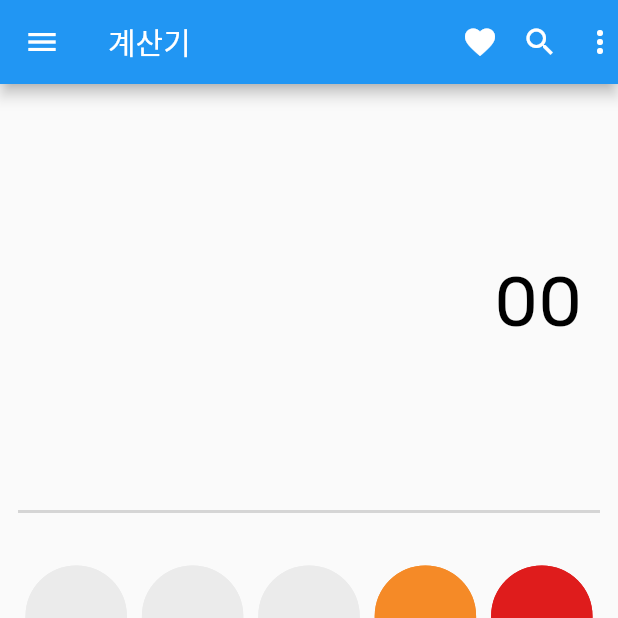
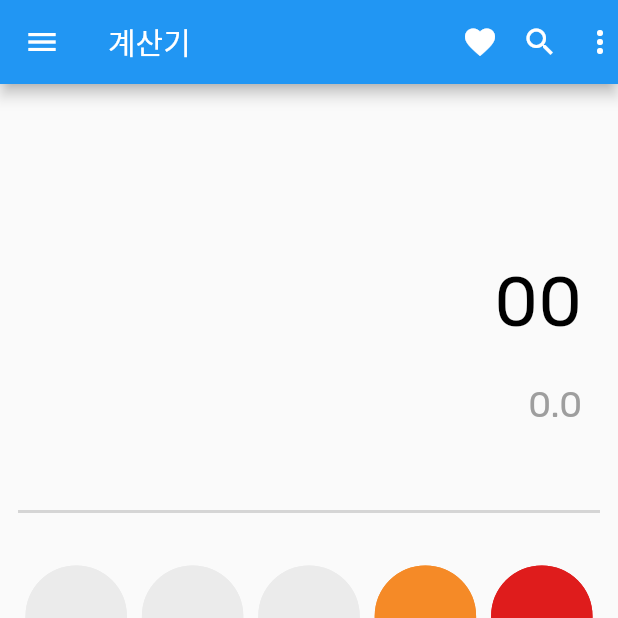
Before and after one commit to jimmylegendary/flutter-calculator, a Flutter app: the screen it shows after launch, after a tap on "00", on a phone screen of 412 x 824 dp, the top half of it. Run offline on Flutter 3.47's test engine with Material 2 defaults, Android fonts, the phone set to English and light mode, and no system bars; drawn by our look-alikes of getwidget; our stand-ins replace get, google_fonts, math_expressions.

Commit message:
[Feature]Add preview result working

```diff
--- a/lib/assets/colors.dart
+++ b/lib/assets/colors.dart
@@ -3,9 +3,11 @@ import 'package:flutter/material.dart';
 
 class CalcColor {
   static const Color NUMBER_BG = Color(0xFFEBEBEB);
-  static const Color SCREEN_TEXT = Color(0xFF000000);
-  static const Color NUMBER_TEXT = Color(0xFF000000);
-  static const Color BUTTON_SHADOW = Color(0xFF000000);
+  static const Color BLACK = Color(0xFF000000);
+  static const Color MAIN_SCREEN_TEXT = BLACK;
+  static const Color PREVIEW_SCREEN_TEXT = Colors.grey;
+  static const Color NUMBER_TEXT = BLACK;
+  static const Color BUTTON_SHADOW = BLACK;
   static const Color NUMBER_TEXT_HIGHLIGHT = Color(0xFFDF1C1C);
   static const Color BUTTON_BG_HIGHLIGHT1 = Color(0xFFF58A27);
   static const Color BUTTON_TEXT_HIGHLIGHT1 = Color(0xFFEBEBEB);
--- a/lib/pages/simple_calc.dart
+++ b/lib/pages/simple_calc.dart
@@ -59,7 +59,7 @@ class SimpleCalculator extends GetView<SimpleCalculatorController> {
 class SimpleCalculatorController extends GetxController {
   var firstNumber = ''.obs;
   var secondNumber = ''.obs;
-  var result = ''.obs;
+  var previewResult = ''.obs;
   var operation = ''.obs;
   var expression = ''.obs;
   var isBracketOpen = false.obs;
@@ -69,7 +69,7 @@ class SimpleCalculatorController extends GetxController {
     firstNumber.value = '';
     secondNumber.value = '';
     operation.value = '';
-    result.value = '';
+    previewResult.value = '';
     expression.value = '';
     isBracketOpen.value = false;
     isExpressionComplete.value = false;
@@ -82,17 +82,22 @@ class SimpleCalculatorController extends GetxController {
     }
   }
 
+  preCalculate() {
+    String str = expression.value
+        .replaceAll(RegExp(r'x'), '*')
+        .replaceAll(RegExp(r'÷'), '/');
+
+    Parser p = Parser();
+    Expression exp = p.parse(str);
+    ContextModel cm = ContextModel();
+    previewResult.value = exp.evaluate(EvaluationType.REAL, cm).toString();
+  }
+
   bool calculate() {
     bool res = true;
     if (!isExpressionComplete.value) return false;
-    expression.value = expression.value.replaceAll(RegExp(r'x'), '*');
-    expression.value = expression.value.replaceAll(RegExp(r'÷'), '/');
 
-    Parser p = Parser();
-    Expression exp = p.parse(expression.value);
-    ContextModel cm = ContextModel();
-    result.value = exp.evaluate(EvaluationType.REAL, cm).toString();
-    expression.value = result.value;
+    expression.value = previewResult.value;
 
     return res;
   }
@@ -103,8 +108,37 @@ class SimpleCalculatorController extends GetxController {
       isBracketOpen.value = !isBracketOpen.value;
     }
 
-    isExpressionComplete.value = input.isNum;
     expression.value += input;
+  }
+
+  bool buttonClicked(String value) {
+    bool res = true;
+    switch (value) {
+      case 'DEL':
+        del();
+        break;
+      case 'AC':
+        resetAll();
+        break;
+      case '=':
+        res = calculate();
+        previewResult.value = '';
+        break;
+      default:
+        input(value);
+    }
+    if (expression.value.length != 0 && value != '=') {
+      String str = expression.value.substring(expression.value.length - 1);
+      isExpressionComplete.value = str.isNum;
+
+      if (isExpressionComplete.value) {
+        preCalculate();
+      } else {
+        previewResult.value = '';
+      }
+    }
+
+    return res;
   }
 
   @override
--- a/lib/widgets/atoms/screen_text.dart
+++ b/lib/widgets/atoms/screen_text.dart
@@ -6,18 +6,20 @@ class ScreenText extends StatelessWidget {
   ScreenText({
     Key? key,
     this.fontSize = 24,
+    this.textColor = CalcColor.BLACK,
     required this.text,
   }) : super(key: key);
 
   final String text;
   final double fontSize;
+  final Color textColor;
   @override
   Widget build(BuildContext context) {
     return Text(text,
         textAlign: TextAlign.right,
         style: GoogleFonts.rubik(
           textStyle: TextStyle(
-            color: CalcColor.SCREEN_TEXT,
+            color: textColor,
             fontSize: fontSize,
           ),
         ));
--- a/lib/widgets/molecules/main_screen.dart
+++ b/lib/widgets/molecules/main_screen.dart
@@ -1,4 +1,5 @@
 import 'package:flutter/cupertino.dart';
+import 'package:flutter_calculator/assets/colors.dart';
 import 'package:flutter_calculator/pages/simple_calc.dart';
 import 'package:flutter_calculator/widgets/atoms/screen_text.dart';
 import 'package:get/get.dart';
@@ -12,6 +13,7 @@ class MainScreen extends StatelessWidget {
             padding: const EdgeInsets.only(right: 12),
             child: ScreenText(
               text: controller.expression.value,
+              textColor: CalcColor.MAIN_SCREEN_TEXT,
               fontSize: 46,
             ),
           ),
--- a/lib/widgets/molecules/numbers_pad.dart
+++ b/lib/widgets/molecules/numbers_pad.dart
@@ -14,52 +14,53 @@ class NumbersPad extends StatelessWidget {
           children: [
             Expanded(
                 child: CalcTextButton(
-                    text: '7', onPressed: () => contoller.input('7'))),
+                    text: '7', onPressed: () => contoller.buttonClicked('7'))),
             Expanded(
                 child: CalcTextButton(
-                    text: '8', onPressed: () => contoller.input('8'))),
+                    text: '8', onPressed: () => contoller.buttonClicked('8'))),
             Expanded(
                 child: CalcTextButton(
-                    text: '9', onPressed: () => contoller.input('9'))),
+                    text: '9', onPressed: () => contoller.buttonClicked('9'))),
           ],
         ),
         Row(
           children: [
             Expanded(
                 child: CalcTextButton(
-                    text: '4', onPressed: () => contoller.input('4'))),
+                    text: '4', onPressed: () => contoller.buttonClicked('4'))),
             Expanded(
                 child: CalcTextButton(
-                    text: '5', onPressed: () => contoller.input('5'))),
+                    text: '5', onPressed: () => contoller.buttonClicked('5'))),
             Expanded(
                 child: CalcTextButton(
-                    text: '6', onPressed: () => contoller.input('6'))),
+                    text: '6', onPressed: () => contoller.buttonClicked('6'))),
           ],
         ),
         Row(
           children: [
             Expanded(
                 child: CalcTextButton(
-                    text: '1', onPressed: () => contoller.input('1'))),
+                    text: '1', onPressed: () => contoller.buttonClicked('1'))),
             Expanded(
                 child: CalcTextButton(
-                    text: '2', onPressed: () => contoller.input('2'))),
+                    text: '2', onPressed: () => contoller.buttonClicked('2'))),
             Expanded(
                 child: CalcTextButton(
-                    text: '3', onPressed: () => contoller.input('3'))),
+                    text: '3', onPressed: () => contoller.buttonClicked('3'))),
           ],
         ),
         Row(
           children: [
             Expanded(
                 child: CalcTextButton(
-                    text: '.', onPressed: () => contoller.input('.'))),
+                    text: '.', onPressed: () => contoller.buttonClicked('.'))),
             Expanded(
                 child: CalcTextButton(
-                    text: '0', onPressed: () => contoller.input('0'))),
+                    text: '0', onPressed: () => contoller.buttonClicked('0'))),
             Expanded(
                 child: CalcTextButton(
-                    text: '00', onPressed: () => contoller.input('00'))),
+                    text: '00',
+                    onPressed: () => contoller.buttonClicked('00'))),
           ],
         )
       ],
--- a/lib/widgets/molecules/preview_screen.dart
+++ b/lib/widgets/molecules/preview_screen.dart
@@ -1,4 +1,5 @@
 import 'package:flutter/cupertino.dart';
+import 'package:flutter_calculator/assets/colors.dart';
 import 'package:flutter_calculator/pages/simple_calc.dart';
 import 'package:flutter_calculator/widgets/atoms/screen_text.dart';
 import 'package:get/get.dart';
@@ -38,14 +39,15 @@ class PreviewScreen extends StatelessWidget {
 
   @override
   Widget build(BuildContext context) {
-    return Container(
+    return Obx(() => Container(
           child: Padding(
             padding: const EdgeInsets.only(right: 12),
             child: ScreenText(
-          text: contoller.result.value,
+              text: contoller.previewResult.value,
+              textColor: CalcColor.PREVIEW_SCREEN_TEXT,
             ),
           ),
           alignment: Alignment.centerRight,
-    );
+        ));
   }
 }
--- a/lib/widgets/molecules/simple_operation.dart
+++ b/lib/widgets/molecules/simple_operation.dart
@@ -16,13 +16,13 @@ class SimpleOperationPad extends StatelessWidget {
             Expanded(
               child: CalcTextHLButton(
                 text: '÷',
-                onPressed: () => contoller.input('÷'),
+                onPressed: () => contoller.buttonClicked('÷'),
               ),
             ),
             Expanded(
               child: CalcTextHLButton(
                 text: 'DEL',
-                onPressed: () => contoller.del(),
+                onPressed: () => contoller.buttonClicked('DEL'),
                 bgColor: CalcColor.BUTTON_BG_HIGHLIGHT2,
               ),
             ),
@@ -33,13 +33,13 @@ class SimpleOperationPad extends StatelessWidget {
             Expanded(
               child: CalcTextHLButton(
                 text: 'X',
-                onPressed: () => contoller.input('x'),
+                onPressed: () => contoller.buttonClicked('x'),
               ),
             ),
             Expanded(
               child: CalcTextHLButton(
                 text: 'AC',
-                onPressed: () => contoller.resetAll(),
+                onPressed: () => contoller.buttonClicked('AC'),
                 bgColor: CalcColor.BUTTON_BG_HIGHLIGHT2,
               ),
             ),
@@ -50,13 +50,13 @@ class SimpleOperationPad extends StatelessWidget {
             Expanded(
               child: CalcTextHLButton(
                 text: '/',
-                onPressed: () => contoller.input('/'),
+                onPressed: () => contoller.buttonClicked('/'),
               ),
             ),
             Expanded(
               child: CalcTextHLButton(
                 text: '( )',
-                onPressed: () => contoller.input('( )'),
+                onPressed: () => contoller.buttonClicked('( )'),
               ),
             ),
           ],
@@ -66,13 +66,13 @@ class SimpleOperationPad extends StatelessWidget {
             Expanded(
               child: CalcTextHLButton(
                 text: '+',
-                onPressed: () => contoller.input('+'),
+                onPressed: () => contoller.buttonClicked('+'),
               ),
             ),
             Expanded(
               child: CalcTextHLButton(
                 text: '=',
-                onPressed: () => contoller.calculate(),
+                onPressed: () => contoller.buttonClicked('='),
                 bgColor: Color(0xFF179B17),
               ),
             ),
```
Lines whose indentation alone changed are shown as unchanged.
